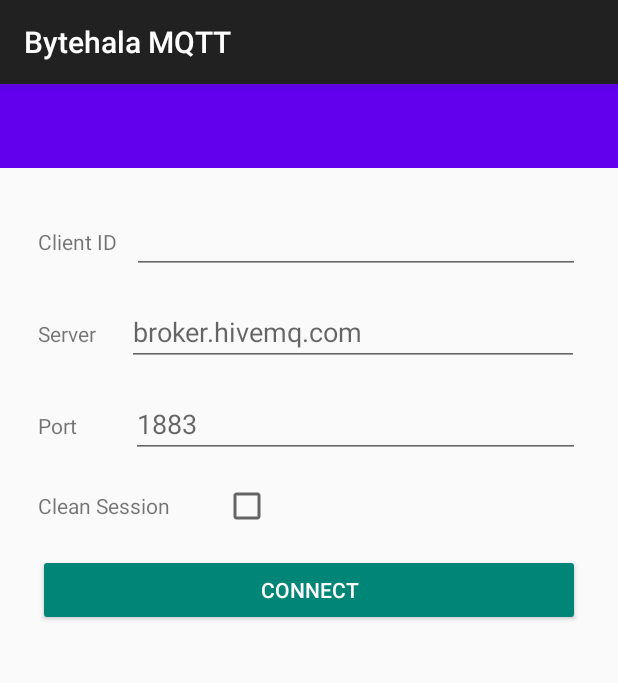
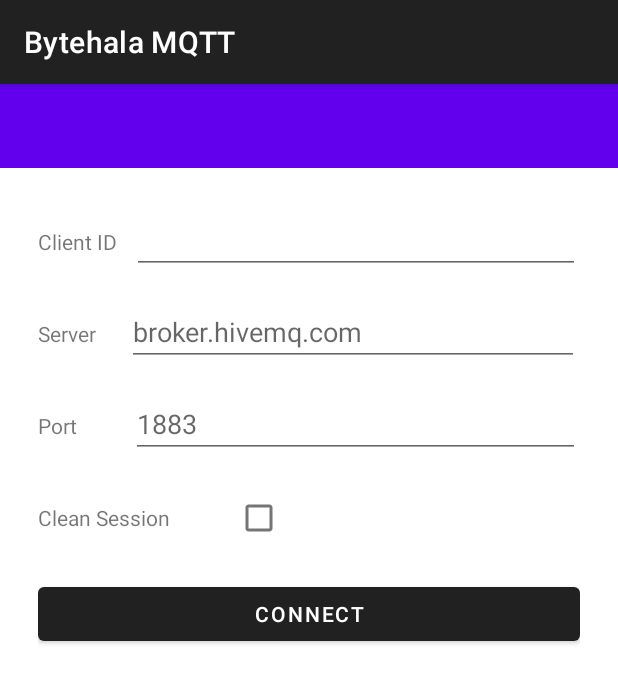
Before and after one commit to bytehala/android-mqtt-quickstart, an Android app: the NewConnectionFragment screen opened through its navigation route, on a phone screen of 412 x 824 dp. Shown: the top 683 px of the screen. Run offline under Robolectric (Android 15) with nearby library versions, the phone set to English and light mode, and no system bars; 3 statements that could not run were skipped.

Commit message:
Use MaterialTheme, add action to NewConnection in nav

```diff
--- a/app/src/main/java/io/bytehala/eclipsemqtt/sample/newconnection/NewConnectionFragment.kt
+++ b/app/src/main/java/io/bytehala/eclipsemqtt/sample/newconnection/NewConnectionFragment.kt
@@ -5,7 +5,9 @@ import android.view.LayoutInflater
 import android.view.View
 import android.view.ViewGroup
 import androidx.fragment.app.Fragment
+import androidx.navigation.fragment.findNavController
 import io.bytehala.eclipsemqtt.sample.R
+import kotlinx.android.synthetic.main.old_activity_new_connection.*
 
 class NewConnectionFragment: Fragment() {
 
@@ -16,4 +18,12 @@ class NewConnectionFragment: Fragment() {
     ): View? {
         return inflater.inflate(R.layout.old_activity_new_connection, container, false);
     }
+
+    override fun onViewCreated(view: View, savedInstanceState: Bundle?) {
+        super.onViewCreated(view, savedInstanceState)
+
+        connectButton.setOnClickListener {
+            findNavController().navigate(R.id.action_connect)
+        }
+    }
 }
--- a/app/src/main/res/layout/old_activity_main.xml
+++ b/app/src/main/res/layout/old_activity_main.xml
@@ -31,7 +31,6 @@ IBM Corp.
         android:layout_height="wrap_content"
         android:layout_gravity="bottom|end"
         android:layout_margin="16dp"
-        android:backgroundTint="@color/design_default_color_primary"
         android:clickable="true"
         android:src="@drawable/ic_add"/>
 </FrameLayout>
--- a/app/src/main/res/layout/old_activity_new_connection.xml
+++ b/app/src/main/res/layout/old_activity_new_connection.xml
@@ -106,12 +106,11 @@ IBM Corp.
             android:text="@string/empty" />
     </LinearLayout>
 
-    <androidx.appcompat.widget.AppCompatButton
+    <Button
         android:id="@+id/connectButton"
         android:layout_width="match_parent"
         android:layout_height="wrap_content"
         android:layout_marginTop="16dp"
-        style="@style/Widget.AppCompat.Button.Colored"
         android:layout_below="@id/cleanSessionGroup"
         android:text="@string/connect" />
 
--- a/app/src/main/res/layout/old_activity_publish.xml
+++ b/app/src/main/res/layout/old_activity_publish.xml
@@ -126,14 +126,13 @@ IBM Corp.
 
     </LinearLayout>
 
-    <androidx.appcompat.widget.AppCompatButton
+    <Button
         android:id="@+id/publishButton"
         android:layout_width="match_parent"
         android:layout_height="wrap_content"
+        android:layout_below="@id/qosGroup"
         android:layout_marginTop="16dp"
         android:enabled="false"
-        style="@style/Widget.AppCompat.Button.Colored"
-        android:layout_below="@id/qosGroup"
         android:text="@string/publish" />
 
 </RelativeLayout>
--- a/app/src/main/res/layout/old_activity_subscribe.xml
+++ b/app/src/main/res/layout/old_activity_subscribe.xml
@@ -87,7 +87,7 @@ IBM Corp.
 
     </LinearLayout>
 
-    <androidx.appcompat.widget.AppCompatButton
+    <Button
         android:id="@+id/subscribeButton"
         style="@style/Widget.AppCompat.Button.Colored"
         android:layout_width="match_parent"
--- a/app/src/main/res/menu/activity_new_connection.xml
+++ b/app/src/main/res/menu/activity_new_connection.xml
@@ -13,7 +13,7 @@ IBM Corp.
     xmlns:compat="http://schemas.android.com/apk/res-auto">
 
     <item
-        android:id="@+id/connectAction"
+        android:id="@+id/connectActionDeprecated"
         android:title="@string/connect"
         android:visible="false"
         compat:showAsAction="always" />
--- a/app/src/main/res/navigation/navigation.xml
+++ b/app/src/main/res/navigation/navigation.xml
@@ -20,8 +20,13 @@
         android:id="@+id/newConnection_dest"
         android:name="io.bytehala.eclipsemqtt.sample.newconnection.NewConnectionFragment"
         android:label="newConnectionFragment"
-        tools:layout="@layout/old_activity_new_connection"
+        tools:layout="@layout/old_activity_new_connection">
+
+        <action
+            android:id="@+id/action_connect"
+            app:popUpTo="@id/mainActivity_dest"
         />
+    </fragment>
 
     <activity
         android:id="@+id/newConnectionActivity"
--- a/app/src/main/res/values/styles.xml
+++ b/app/src/main/res/values/styles.xml
@@ -4,7 +4,7 @@
         Base application theme, dependent on API level. This theme is replaced
         by AppBaseTheme from res/values-vXX/styles.xml on newer devices.
     -->
-    <style name="AppBaseTheme" parent="Theme.AppCompat.Light.DarkActionBar">
+    <style name="AppBaseTheme" parent="Theme.MaterialComponents.Light.DarkActionBar">
         <!--
             Theme customizations available in newer API levels can go in
             res/values-vXX/styles.xml, while customizations related to
```
Also changed, not shown: app/src/main/java/io/bytehala/eclipsemqtt/sample/newconnection/NewConnectionActivity.java (+4 -4 lines).
